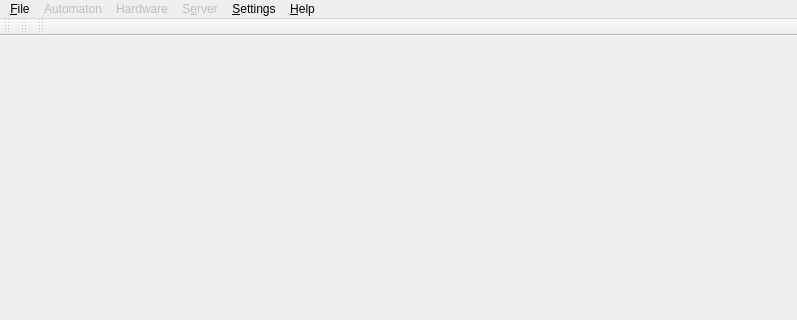
The window that mainwindow.ui (jehrichs/des-control) describes before a commit, drawn with Qt 5; both pictures show x 0 to 797 and y 0 to 320 of the 797 by 527 pixel window.
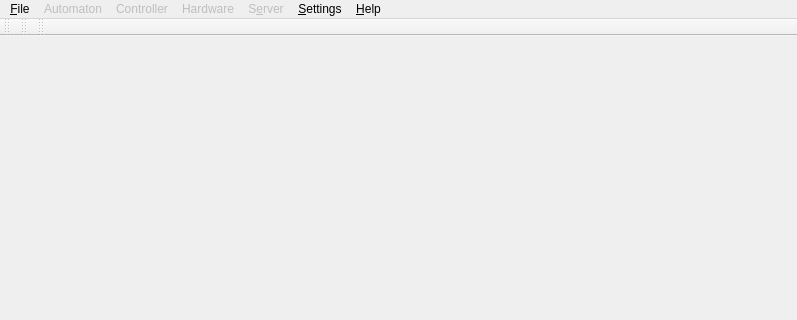
The same window after the commit. Icons and pictures are not drawn.

Patch:
```diff
--- a/mainwindow.ui
+++ b/mainwindow.ui
@@ -144,8 +144,23 @@
     <addaction name="actHardwareSettings"/>
     <addaction name="actTestHardwareEvents"/>
    </widget>
+   <widget class="QMenu" name="menuController">
+    <property name="enabled">
+     <bool>false</bool>
+    </property>
+    <property name="title">
+     <string>Controller</string>
+    </property>
+    <addaction name="actRunSimulation"/>
+    <addaction name="actRunwithHardware"/>
+    <addaction name="separator"/>
+    <addaction name="actStartController"/>
+    <addaction name="actPauseController"/>
+    <addaction name="actStopController"/>
+   </widget>
    <addaction name="menu_File"/>
    <addaction name="menuAutomata"/>
+   <addaction name="menuController"/>
    <addaction name="menuHardware"/>
    <addaction name="menuServer"/>
    <addaction name="menuSettings"/>
```
Left out of the diff: 176 changed lines with no effect on the pictures.
